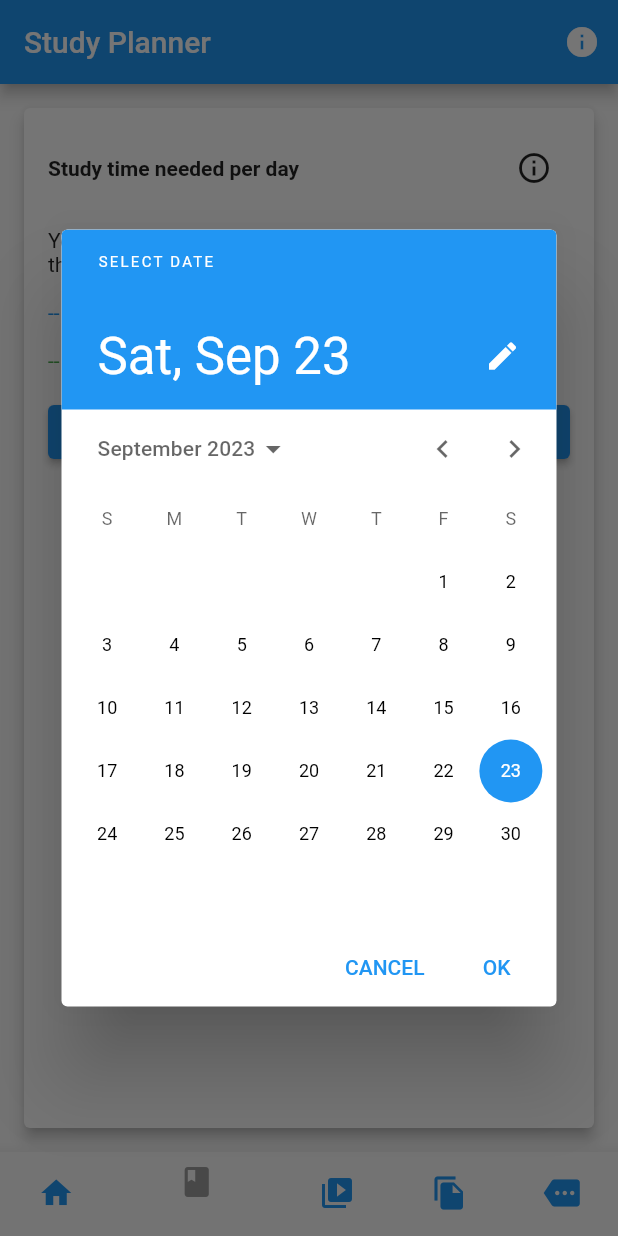
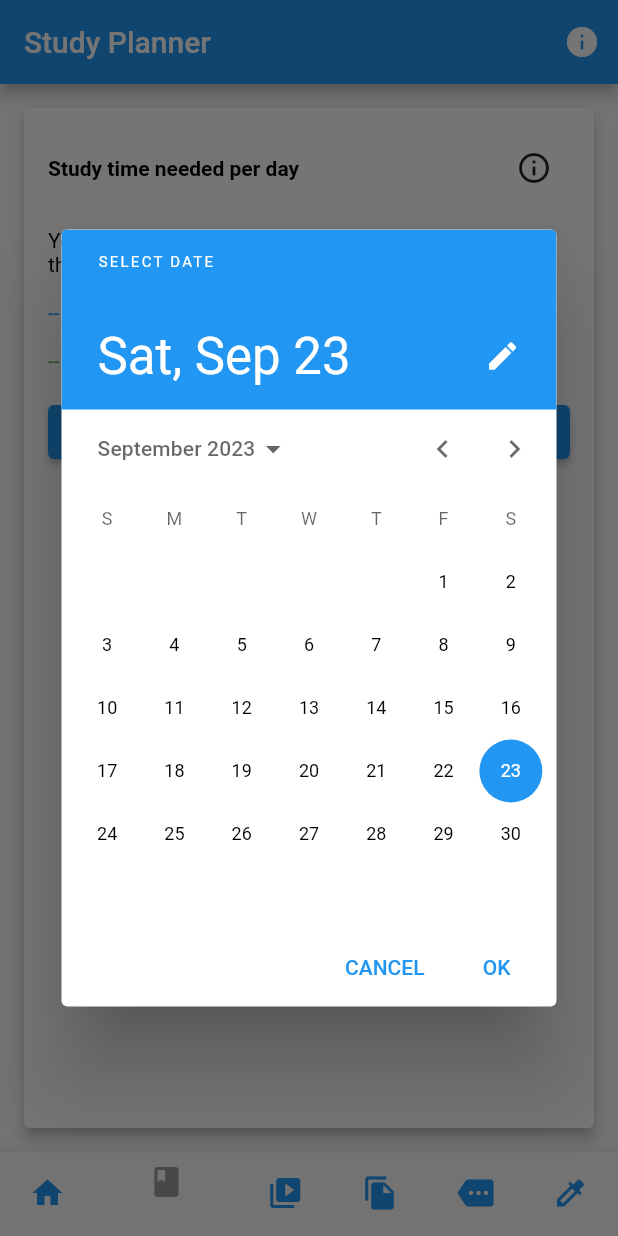
Before and after one commit to Hadiyahsaeed/lecturio_app, a Flutter app: the screen it shows after launch, item 2 of the bottom bar chosen, after a tap on "Latest Due Date", on a phone screen of 412 x 824 dp. Run offline on Flutter 3.47's test engine with Material 2 defaults, Android fonts, the phone set to English and light mode, and no system bars; our stand-ins replace shared_preferences.

Commit message:
COMMIT5
COMMIT5 theme changes

```diff
--- a/lib/concept_pages.dart
+++ b/lib/concept_pages.dart
@@ -1,3 +1,4 @@
+import 'package:app_lecturio/theme.dart';
 import 'package:flutter/material.dart';
 
 // ignore: use_key_in_widget_constructors, camel_case_types
@@ -7,6 +8,7 @@ class ConceptP_Page extends StatelessWidget {
     return Scaffold(
       appBar: AppBar(
         title: const Text('Concept Page'),
+        backgroundColor: getSelectedColor(context),
       ),
       body: const Padding(
         padding: EdgeInsets.all(16.0),
--- a/lib/home_page.dart
+++ b/lib/home_page.dart
@@ -1,20 +1,50 @@
+import 'package:app_lecturio/bookmatcher_screen.dart';
+import 'package:app_lecturio/notifications_screen.dart';
+import 'package:app_lecturio/search_screen.dart';
 import 'package:flutter/material.dart';
-import 'package:app_lecturio/main.dart';
+import 'theme.dart'; // Import your theme.dart file
 
-void main() {
-  runApp(const MyApp());
-}
-
-
-
-// ignore: use_key_in_widget_constructors
 class HomePage extends StatelessWidget {
+  const HomePage({super.key});
 
   @override
   Widget build(BuildContext context) {
     return Scaffold(
       appBar: AppBar(
         title: const Text('Home'),
+        backgroundColor: getSelectedColor(context),
+        actions: [
+          IconButton(
+            icon: const Icon(Icons.menu_book_outlined),
+            onPressed: () {
+              Navigator.of(context).push(
+                MaterialPageRoute(
+                  builder: (context) => BookmatcherScreen(selectedColor: getSelectedColor(context)), // Use getSelectedColor
+                ),
+              );
+            },
+          ),
+          IconButton(
+            icon: const Icon(Icons.search),
+            onPressed: () {
+              Navigator.of(context).push(
+                MaterialPageRoute(
+                  builder: (context) => const SearchScreen(), // Navigate to the second screen
+                ),
+              );
+            },
+          ),
+          IconButton(
+            icon: const Icon(Icons.notifications), // Add a new IconButton with a different icon
+            onPressed: () {
+              Navigator.of(context).push(
+                MaterialPageRoute(
+                  builder: (context) => const NotificationsScreen(), // Navigate to the third screen
+                ),
+              );
+            },
+          ),
+        ],
       ),
       body: Column(
         crossAxisAlignment: CrossAxisAlignment.center,
@@ -30,15 +60,17 @@ class HomePage extends StatelessWidget {
                       // Implement the action for the first button here
                     },
                     style: ElevatedButton.styleFrom(
-                      backgroundColor: Colors.white,
+                      backgroundColor: Colors.white, // Use Colors.white for non-selected background
                       shape: RoundedRectangleBorder(
                         borderRadius: BorderRadius.circular(10.0),
                       ),
                     ),
-                    child: const Icon(
+                    child: Builder(
+  builder: (context) => Icon(
     Icons.video_library,
-                      color: Colors.blue,
+    color: getSelectedColor(context), // Use getSelectedColor for icon color
     size: 48.0,
+  ),
 ),
                   ),
                   const SizedBox(height: 8),
@@ -57,20 +89,22 @@ class HomePage extends StatelessWidget {
                       // Implement the action for the second button here
                     },
                     style: ElevatedButton.styleFrom(
-                      backgroundColor: Colors.white,
+                      backgroundColor: Colors.white, // Use Colors.white for non-selected background
                       shape: RoundedRectangleBorder(
                         borderRadius: BorderRadius.circular(10.0),
                       ),
                     ),
-                    child: const Icon(
+                    child: Builder(
+  builder: (context) => Icon(
     Icons.file_copy,
-                      color: Colors.blue,
+    color: getSelectedColor(context), // Use getSelectedColor for icon color
     size: 48.0,
+  ),
 ),
                   ),
                   const SizedBox(height: 8),
                   const Text(
-                    ' Concept Pages',
+                    'Concept Pages',
                     style: TextStyle(
                       color: Colors.black,
                     ),
@@ -84,15 +118,20 @@ class HomePage extends StatelessWidget {
                       // Implement the action for the third button here
                     },
                     style: ElevatedButton.styleFrom(
-                      backgroundColor: Colors.white,
+                      backgroundColor: Colors.white, // Use Colors.white for non-selected background
                       shape: RoundedRectangleBorder(
                         borderRadius: BorderRadius.circular(10.0),
                       ),
                     ),
-                    child: const Icon(
-                      Icons.question_mark_outlined,
-                      color: Colors.blue,
-                      size: 48.0,
+                    child: Builder(
+  builder: (context) => Text(
+    'Q',
+    style: TextStyle(
+      fontSize: 45, // Adjust the font size as needed
+      fontWeight: FontWeight.w100, // Adjust the font weight as needed
+      color: getSelectedColor(context), // Use getSelectedColor for text color
+    ),
+  ),
 ),
                   ),
                   const SizedBox(height: 8),
@@ -111,15 +150,17 @@ class HomePage extends StatelessWidget {
                       // Implement the action for the fourth button here
                     },
                     style: ElevatedButton.styleFrom(
-                      backgroundColor: Colors.white,
+                      backgroundColor: Colors.white, // Use Colors.white for non-selected background
                       shape: RoundedRectangleBorder(
                         borderRadius: BorderRadius.circular(10.0),
                       ),
                     ),
-                    child: const Icon(
+                    child: Builder(
+  builder: (context) => Icon(
     Icons.repeat,
-                      color: Colors.blue,
+    color: getSelectedColor(context), // Use getSelectedColor for icon color
     size: 48.0,
+  ),
 ),
                   ),
                   const SizedBox(height: 8),
@@ -144,9 +185,9 @@ class HomePage extends StatelessWidget {
                   Row(
                     children: [
                       Container(
-                        decoration: const BoxDecoration(
+                        decoration: BoxDecoration(
                           shape: BoxShape.circle,
-                          color: Colors.blue,
+                          color: getSelectedColor(context), // Use getSelectedColor for circle color
                         ),
                         child: const Padding(
                           padding: EdgeInsets.all(8.0),
@@ -189,7 +230,7 @@ class HomePage extends StatelessWidget {
                           // Implement the action for "OPEN" button here
                         },
                         style: ElevatedButton.styleFrom(
-                          backgroundColor: Colors.blue,
+                          backgroundColor: getSelectedColor(context), // Use getSelectedColor for button color
                         ),
                         child: const Text('OPEN'),
                       ),
@@ -198,7 +239,7 @@ class HomePage extends StatelessWidget {
                           // Implement the action for "MORE QUESTIONS" button here
                         },
                         style: ElevatedButton.styleFrom(
-                          backgroundColor: Colors.blue,
+                          backgroundColor: getSelectedColor(context), // Use getSelectedColor for button color
                         ),
                         child: const Text('MORE QUESTIONS'),
                       ),
@@ -208,67 +249,59 @@ class HomePage extends StatelessWidget {
               ),
             ),
           ),
-          const SizedBox(height: 20), // Add space between cards
+          const SizedBox(height: 20),
+           // Add space between cards
           Card(
             elevation: 4.0,
             child: Column(
               crossAxisAlignment: CrossAxisAlignment.start,
+
               children: [
+
                 ExpansionTile(
-                  title: const Text('Recommended videos'),
+                  title: const Text('Videos',
+                    style: TextStyle(
+          color: Colors.black, // Use the specific color you want
+        ),
+                  ),
+
                   children: [
                     ListTile(
-                      leading: const Icon(
+  leading: Builder(
+    builder: (context) => Icon(
       Icons.medical_services,
-                        color: Colors.blue,
+      color: getSelectedColor(context), // Use getSelectedColor for icon color
     ),
-                      title: const Text('Medical School Survival guide'),
+  ),
+  title: const Text('Medical School Survival Guide'),
   onTap: () {
-                        // Implement action for "Medical School Survival guide" item here
+    // Implement action for "Aging" item here
   },
 ),
                    ListTile(
-                      leading: const Icon(
+  leading: Builder(
+    builder: (context) => Icon(
       Icons.lightbulb_outline,
-                        color: Colors.blue,
+      color: getSelectedColor(context), // Use getSelectedColor for icon color
+    ),
   ),
   title: const Text('Durable Learning'),
   onTap: () {
-                        // Implement action for "Durable Learning" item here
+    // Implement action for "Aging" item here
   },
 ),
                     ListTile(
-                      leading: const Icon(
+  leading: Builder(
+    builder: (context) => Icon(
       Icons.biotech,
-                        color: Colors.blue,
+      color: getSelectedColor(context), // Use getSelectedColor for icon color
+    ),
   ),
   title: const Text('Biochemistry: Basics'),
   onTap: () {
-                        // Implement action for "Biochemistry: Basics" item here
+    // Implement action for "Aging" item here
   },
 ),
-                    ListTile(
-                      leading: const Icon(
-                        Icons.calculate_outlined,
-                        color: Colors.blue,
-                      ),
-                      title: const Text('Calculus'),
-                      onTap: () {
-                        // Implement action for "Calculus" item here
-                      },
-                    ),
-                    ListTile(
-                      leading: const Icon(
-                        Icons.biotech,
-                        color: Colors.blue,
-                      ),
-                      title: const Text('Chemistry'),
-                      onTap: () {
-                        // Implement action for "Calculus" item here
-                      },
-                    ),
-
-
                     // Add more items as needed
                   ],
                 ),
--- a/lib/main.dart
+++ b/lib/main.dart
@@ -1,5 +1,8 @@
 // ignore_for_file: library_private_types_in_public_api
 
+import 'package:app_lecturio/theme.dart';
+import 'package:provider/provider.dart'; // Import your theme.dart file
+import 'theme_provider.dart'; // Import the provider
 import 'package:flutter/material.dart';
 import 'home_page.dart'; // Import the Dart files for other pages
 import 'study_planner_page.dart';
@@ -8,16 +11,33 @@ import 'concept_pages.dart';
 import 'more_page.dart';
 import 'splash_screen.dart';
 
-void main() => runApp(const MyApp());
 
+void main() async {
+  WidgetsFlutterBinding.ensureInitialized();
+  await themeProvider.loadSelectedColor(); // Load selected color from SharedPreferences
+
+  runApp(
+    ChangeNotifierProvider(
+      create: (context) => themeProvider, // Provide the ThemeProvider
+      child: MyApp(),
+    ),
+  );
+}
+
+
+// ignore: must_be_immutable
 class MyApp extends StatelessWidget {
-  const MyApp({super.key});
+ Color selectedColor = Colors.blue;
+
+  MyApp({super.key});
+
 
   @override
   Widget build(BuildContext context) {
     return MaterialApp(
+      debugShowCheckedModeBanner: false,
       theme: ThemeData(
-        primaryColor: Colors.blue, // Set your primary color
+        primaryColor:getSelectedColor(context), // Set your primary color
       ),
       home: const SplashScreenWidget(), // Use SplashScreenWidget as the initial route
     );
@@ -59,6 +79,8 @@ class MyHomePage extends StatefulWidget {
 }
 
 class _MyHomePageState extends State<MyHomePage> {
+
+
   int _currentIndex = 0;
 
   final List<IconData> _icons = [
@@ -67,6 +89,7 @@ class _MyHomePageState extends State<MyHomePage> {
     Icons.video_library,
     Icons.file_copy,
     Icons.more,
+    Icons.colorize,
   ];
 
   void _onTabTapped(int index) {
@@ -87,6 +110,8 @@ class _MyHomePageState extends State<MyHomePage> {
         return ConceptP_Page();
       case 4:
         return const MorePage();
+      case 5:
+        return const ThemePage();
       default:
         return HomePage(); // Default to the home page
     }
@@ -100,7 +125,7 @@ class _MyHomePageState extends State<MyHomePage> {
         currentIndex: _currentIndex,
         onTap: _onTabTapped,
         selectedItemColor: Colors.grey, // Set the selected item color to grey
-        unselectedItemColor: Colors.blue, // Set the unselected item color to blue
+        unselectedItemColor: getSelectedColor(context), // Set the unselected item color to blue
         items: _icons.map((IconData icon) {
           return BottomNavigationBarItem(
             icon: Icon(
--- a/lib/settings_screen.dart
+++ b/lib/settings_screen.dart
@@ -1,4 +1,5 @@
 import 'package:flutter/material.dart';
+import 'theme.dart';
 
 class SettingsScreen extends StatelessWidget {
   const SettingsScreen({super.key});
@@ -15,6 +16,7 @@ class SettingsScreen extends StatelessWidget {
           },
         ),
         title: const Text('Settings'),
+        backgroundColor: getSelectedColor(context),
       ),
       // Add your settings content here
       body: const Center(
--- a/lib/splash_screen.dart
+++ b/lib/splash_screen.dart
@@ -1,5 +1,5 @@
 import 'package:flutter/material.dart';
-
+import 'theme.dart';
 class SplashScreen extends StatelessWidget {
   const SplashScreen({super.key});
 
@@ -11,25 +11,29 @@ class SplashScreen extends StatelessWidget {
           mainAxisAlignment: MainAxisAlignment.center,
           crossAxisAlignment: CrossAxisAlignment.center,
           children: [
-            const Text(
-              'Lecturio',
-              style: TextStyle(
-                color: Colors.blue,
-                fontSize: 20.0,
-                fontWeight: FontWeight.bold,
+            Builder(
+              builder: (context) => Text(
+                'Lecturio',
+                style: TextStyle(
+                  color: getSelectedColor(context), // Use getSelectedColor for text color
+                  fontSize: 20.0,
+                  fontWeight: FontWeight.bold,
+                ),
               ),
             ),
             const SizedBox(height: 16.0),
             Container(
               width: 100.0,
               height: 100.0,
-              decoration: const BoxDecoration(
+              decoration: BoxDecoration(
                 shape: BoxShape.circle,
-                color: Colors.white,
+                color: getSelectedColor(context), // Use getSelectedColor for circle color
               ),
-              child: const Center(
+              child: Center(
                 child: CircularProgressIndicator(
-                  valueColor: AlwaysStoppedAnimation<Color>(Colors.blue),
+                  valueColor: AlwaysStoppedAnimation<Color>(
+                    getSelectedColor(context), // Use getSelectedColor for CircularProgressIndicator color
+                  ),
                 ),
               ),
             ),
--- a/lib/study_planner_page.dart
+++ b/lib/study_planner_page.dart
@@ -1,3 +1,4 @@
+import 'package:app_lecturio/theme.dart';
 import 'package:flutter/material.dart';
 
 // ignore: camel_case_types
@@ -19,12 +20,31 @@ class _StudyP_PageState extends State<StudyP_Page> {
     selectedDate = DateTime.now(); // Initialize with the current date
   }
 
+  // ignore: unused_element
   Future<void> _selectDate(BuildContext context) async {
     final DateTime? pickedDate = await showDatePicker(
       context: context,
       initialDate: selectedDate,
       firstDate: DateTime(2000, 1, 1), // Set the start date to January 1, 2023
       lastDate: DateTime(2030, 12, 31), // Set the end date to December 31, 2024
+      builder: (BuildContext context, Widget? child) {
+        return Theme(
+          data: ThemeData.light().copyWith(
+            primaryColor: getSelectedColor(context), // Set the primary color
+            hintColor: getSelectedColor(context), // Set the accent color
+            colorScheme: ColorScheme.light(
+              primary: getSelectedColor(context), // Set the primary color
+            ),
+            buttonTheme: ButtonThemeData(
+              textTheme: ButtonTextTheme.primary,
+              colorScheme: ColorScheme.light(
+                primary: getSelectedColor(context), // Set the primary color
+              ),
+            ),
+          ),
+          child: child!,
+        );
+      },
     );
 
     if (pickedDate != null && pickedDate != selectedDate) {
@@ -40,6 +60,7 @@ class _StudyP_PageState extends State<StudyP_Page> {
     return Scaffold(
       appBar: AppBar(
         title: const Text('Study Planner'),
+        backgroundColor: getSelectedColor(context),
         actions: [
           IconButton(
             icon: const Icon(Icons.info),
@@ -61,10 +82,13 @@ class _StudyP_PageState extends State<StudyP_Page> {
                 Row(
                   mainAxisAlignment: MainAxisAlignment.spaceBetween,
                   children: [
-                    const Text(
+                    Builder(
+                      builder: (context) => const Text(
                         'Study time needed per day',
                         style: TextStyle(
                           fontWeight: FontWeight.bold,
+                          color: Colors.black, // Use getSelectedColor for text color
+                        ),
                       ),
                     ),
                     IconButton(
@@ -76,21 +100,30 @@ class _StudyP_PageState extends State<StudyP_Page> {
                   ],
                 ),
                 const SizedBox(height: 16.0),
-                const Text(
+                Builder(
+                  builder: (context) => const Text(
                     'You currently have no assignments with a due date in the future',
+                    style: TextStyle(
+                      color: Colors.black, // Use getSelectedColor for text color
                     ),
-                const SizedBox(height: 16.0),
-                const Text(
-                  '-- Due date by due date',
-                  style: TextStyle(
-                    color: Colors.blue,
                   ),
                 ),
                 const SizedBox(height: 16.0),
-                const Text(
+                Builder(
+                  builder: (context) => const Text(
+                    '-- Due date by due date',
+                    style: TextStyle(
+                      color: Colors.blue, // Use getSelectedColor for text color
+                    ),
+                  ),
+                ),
+                const SizedBox(height: 16.0),
+                Builder(
+                  builder: (context) => const Text(
                     '-- Balanced',
                     style: TextStyle(
-                    color: Colors.green,
+                      color: Colors.green, // Use getSelectedColor for text color
+                    ),
                   ),
                 ),
                 const SizedBox(height: 16.0),
@@ -98,8 +131,21 @@ class _StudyP_PageState extends State<StudyP_Page> {
       onPressed: () {
         _selectDate(context); // Show the calendar picker
       },
-                  icon: const Icon(Icons.calendar_today),
-                  label: const Text('Latest Due Date'),
+      style: ElevatedButton.styleFrom(
+        backgroundColor: getSelectedColor(context), // Set the button background color
+      ),
+      icon: const Icon(
+        Icons.calendar_today,
+        color: Colors.white, // Set the color for the icon
+      ),
+      label: Builder(
+        builder: (context) => const Text(
+          'Latest Due Date',
+          style: TextStyle(
+            color: Colors.white, // Set the color for the text
+          ),
+        ),
+      ),
     ),
               ],
             ),
--- /dev/null
+++ b/lib/theme_provider.dart
@@ -0,0 +1,32 @@
+import 'package:flutter/material.dart';
+import 'package:shared_preferences/shared_preferences.dart';
+
+class ThemeProvider extends ChangeNotifier {
+  Color _selectedColor = Colors.blue; // Default color
+
+  Color get selectedColor => _selectedColor;
+
+  void setSelectedColor(Color color) {
+    _selectedColor = color;
+    _saveSelectedColor(); // Save the selected color when it's changed
+    notifyListeners();
+  }
+
+  // Save selected color to SharedPreferences
+  void _saveSelectedColor() async {
+    SharedPreferences prefs = await SharedPreferences.getInstance();
+    prefs.setInt('selectedColor', _selectedColor.value);
+  }
+
+  // Load selected color from SharedPreferences
+  Future<void> loadSelectedColor() async {
+    SharedPreferences prefs = await SharedPreferences.getInstance();
+    final colorValue = prefs.getInt('selectedColor');
+    if (colorValue != null) {
+      _selectedColor = Color(colorValue);
+      notifyListeners();
+    }
+  }
+}
+
+final themeProvider = ThemeProvider();
--- a/pubspec.yaml
+++ b/pubspec.yaml
@@ -1,5 +1,4 @@
 name: app_lecturio
-
 description: A new Flutter project.
 # The following line prevents the package from being accidentally published to
 # pub.dev using `flutter pub publish`. This is preferred for private packages.
@@ -34,9 +33,12 @@ dependencies:
 
 
 
+
   # The following adds the Cupertino Icons font to your application.
   # Use with the CupertinoIcons class for iOS style icons.
   cupertino_icons: ^1.0.2
+  provider: ^6.0.5
+  shared_preferences: ^2.2.1
 
 dev_dependencies:
   flutter_test:
```
Also changed, not shown: lib/bookmatcher_screen.dart (added, +22 -0 lines), lib/more_page.dart (+10 -6 lines), lib/notifications_screen.dart (added, +19 -0 lines), lib/search_screen.dart (added, +19 -0 lines), lib/theme.dart (added, +76 -0 lines), lib/videos_page.dart (+15 -2 lines), pubspec.lock, 2 other files. Lines whose indentation alone changed are shown as unchanged.
